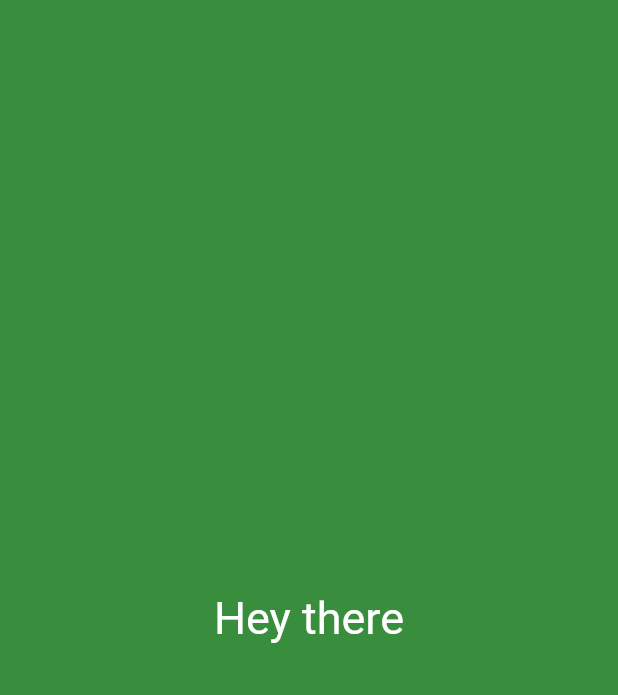
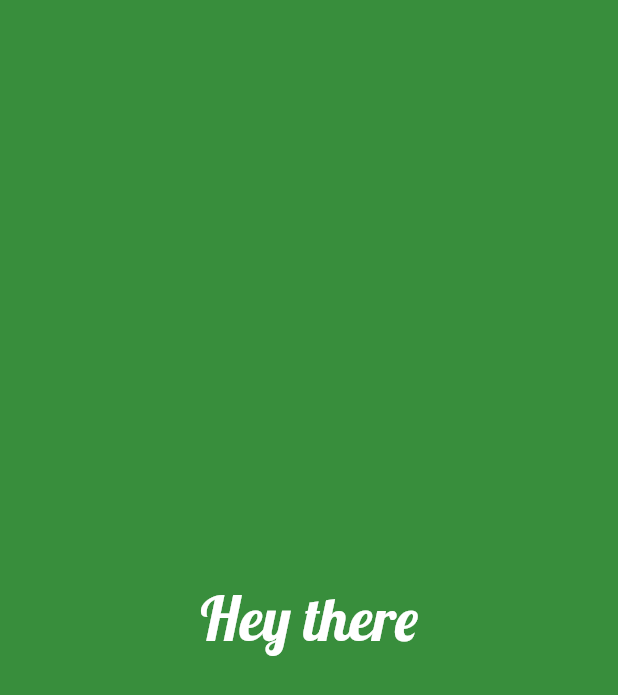
Before and after one commit to RLudchenko/screen_app, a Flutter app: the screen it shows after launch, on a phone screen of 412 x 824 dp. Shown: the top 695 px of the screen. Run offline on Flutter 3.47's test engine with Material 2 defaults, Android fonts, the phone set to English and light mode, and no system bars.

Commit message:
added custom font

```diff
--- a/lib/main.dart
+++ b/lib/main.dart
@@ -12,7 +12,8 @@ class MyApp extends StatelessWidget {
       body: Center(
         child: Text(
           'Hey there',
-          style: TextStyle(fontSize: 30.0, color: Colors.white),
+          style: TextStyle(
+              fontSize: 40.0, color: Colors.white, fontFamily: 'Lobster'),
         ),
       ),
     );
```
Also changed, not shown: pubspec.yaml (+6 -19 lines), fonts/Lobster-Regular.ttf (added).
